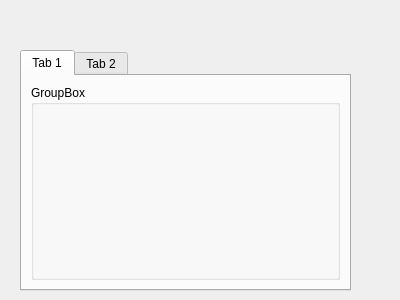
Qt form src/signACommonUI/TestWidget.ui (czyt1988/sa) before a commit.
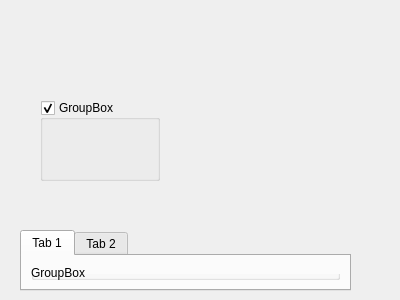
The same form after that commit.

Diff of the .ui file:
```diff
--- a/src/signACommonUI/TestWidget.ui
+++ b/src/signACommonUI/TestWidget.ui
@@ -17,9 +17,9 @@
    <property name="geometry">
     <rect>
      <x>20</x>
-     <y>50</y>
+     <y>230</y>
      <width>331</width>
-     <height>241</height>
+     <height>61</height>
     </rect>
    </property>
    <widget class="QWidget" name="tab">
@@ -42,6 +42,28 @@
     </attribute>
    </widget>
   </widget>
+  <widget class="QGroupBox" name="groupBox_2">
+   <property name="geometry">
+    <rect>
+     <x>40</x>
+     <y>100</y>
+     <width>120</width>
+     <height>81</height>
+    </rect>
+   </property>
+   <property name="title">
+    <string>GroupBox</string>
+   </property>
+   <property name="flat">
+    <bool>true</bool>
+   </property>
+   <property name="checkable">
+    <bool>true</bool>
+   </property>
+   <property name="checked">
+    <bool>true</bool>
+   </property>
+  </widget>
  </widget>
  <resources/>
  <connections/>
```
